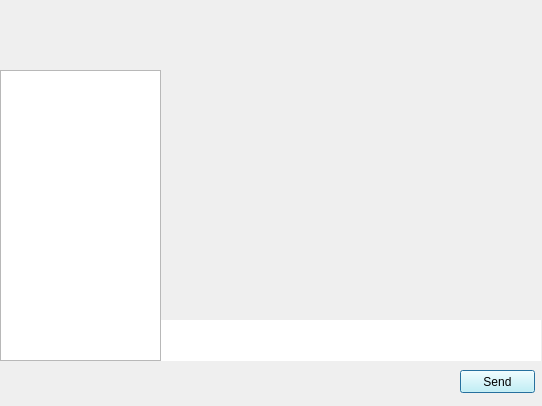
Before: the Qt Designer form TrialClient/dialog.ui in AnastasiaKoshel/Chat, drawn with Qt 5.
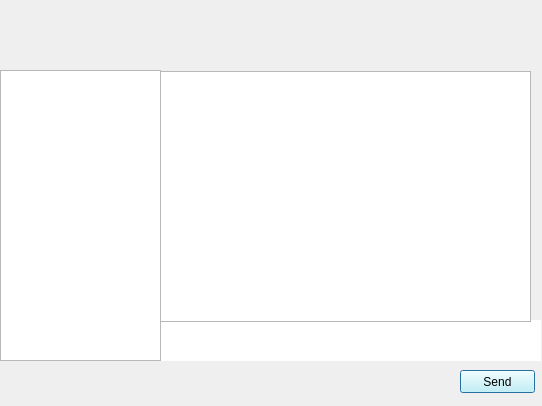
After: the same form once the commit is applied.

Commit message: display mesages with QListWidget

The edit to the form file:
```diff
--- a/TrialClient/dialog.ui
+++ b/TrialClient/dialog.ui
@@ -60,41 +60,6 @@
     <string>Send</string>
    </property>
   </widget>
-  <widget class="QLabel" name="label">
-   <property name="geometry">
-    <rect>
-     <x>160</x>
-     <y>70</y>
-     <width>191</width>
-     <height>251</height>
-    </rect>
-   </property>
-   <property name="text">
-    <string/>
-   </property>
-   <property name="alignment">
-    <set>Qt::AlignBottom|Qt::AlignLeading|Qt::AlignLeft</set>
-   </property>
-   <property name="margin">
-    <number>10</number>
-   </property>
-  </widget>
-  <widget class="QLabel" name="labelYourMessage">
-   <property name="geometry">
-    <rect>
-     <x>350</x>
-     <y>70</y>
-     <width>191</width>
-     <height>251</height>
-    </rect>
-   </property>
-   <property name="text">
-    <string/>
-   </property>
-   <property name="alignment">
-    <set>Qt::AlignBottom|Qt::AlignRight|Qt::AlignTrailing</set>
-   </property>
-  </widget>
   <widget class="QListWidget" name="listWidget">
    <property name="geometry">
     <rect>
@@ -126,6 +91,19 @@
     <set>Qt::AlignCenter</set>
    </property>
   </widget>
+  <widget class="QListWidget" name="messagesWidget">
+   <property name="geometry">
+    <rect>
+     <x>160</x>
+     <y>71</y>
+     <width>371</width>
+     <height>251</height>
+    </rect>
+   </property>
+   <property name="layoutDirection">
+    <enum>Qt::LeftToRight</enum>
+   </property>
+  </widget>
  </widget>
  <resources/>
  <connections/>
```
The commit also changes 3 other files.
